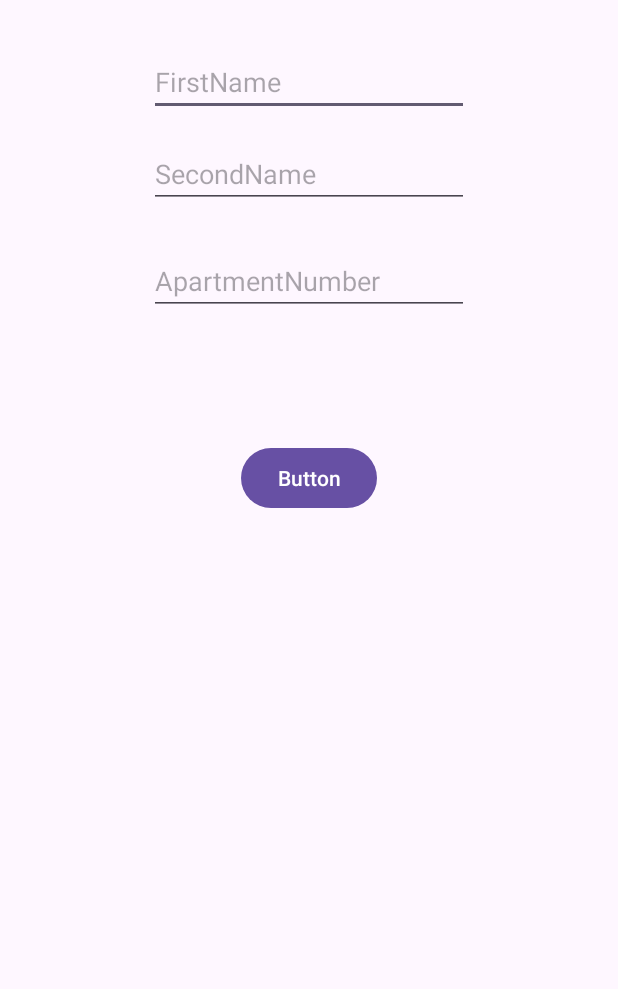
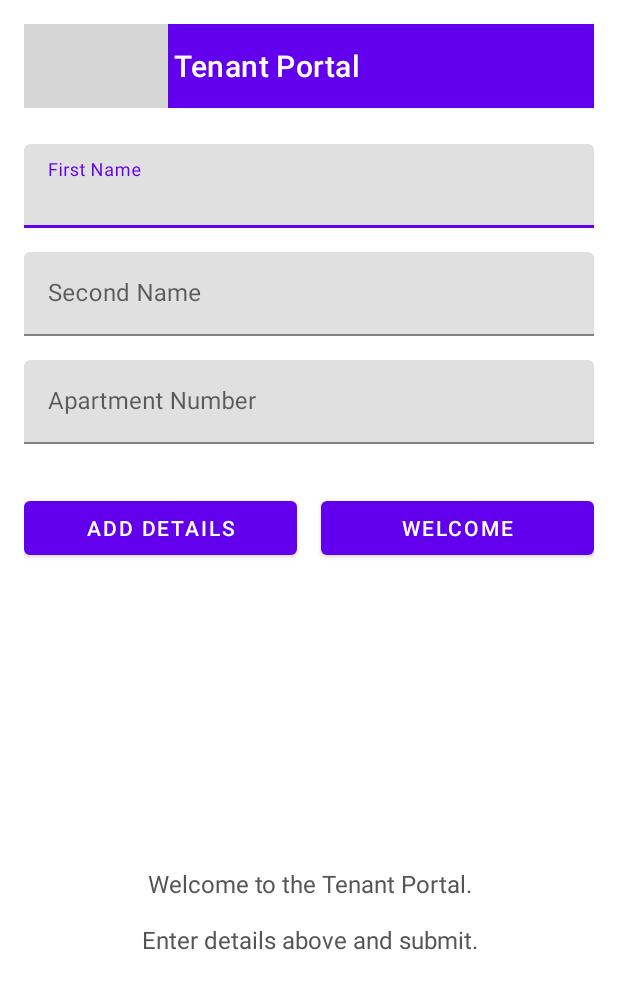
Before and after one commit to Godwill98/Lab6-ViewModel-LiveData, an Android app: the screen it shows after launch (MainActivity), on a phone screen of 412 x 824 dp. Shown: the top 989 px of the screen. Run offline under Robolectric (Android 15) with nearby library versions, the phone set to English and light mode, and no system bars; grey boxes are pictures that could not be loaded.

Commit message:
Working on DrawerLayout, Lifecycles and DataBinding.

```diff
--- a/app/build.gradle.kts
+++ b/app/build.gradle.kts
@@ -13,7 +13,6 @@ android {
         targetSdk = 36
         versionCode = 1
         versionName = "1.0"
-
         testInstrumentationRunner = "androidx.test.runner.AndroidJUnitRunner"
     }
 
@@ -40,7 +39,6 @@ android {
 }
 
 dependencies {
-
     implementation(libs.androidx.core.ktx)
     implementation(libs.androidx.appcompat)
     implementation(libs.material)
--- a/app/src/main/java/com/example/linearandconstrainlayouts/MainActivity.kt
+++ b/app/src/main/java/com/example/linearandconstrainlayouts/MainActivity.kt
@@ -2,33 +2,113 @@ package com.example.linearandconstrainlayouts
 
 import android.content.Intent
 import android.os.Bundle
+import android.util.Log
 import android.widget.Button
 import android.widget.EditText
 import android.widget.TextView
-import androidx.activity.enableEdgeToEdge
+import android.widget.Toast
 import androidx.appcompat.app.AppCompatActivity
-import androidx.core.view.ViewCompat
-import androidx.core.view.WindowInsetsCompat
+import androidx.drawerlayout.widget.DrawerLayout
+import androidx.appcompat.widget.Toolbar
+import androidx.core.view.GravityCompat
+import com.google.android.material.navigation.NavigationView
 
 class MainActivity : AppCompatActivity() {
+
+    private lateinit var drawerLayout: DrawerLayout
+
+    private val TAG = "LIFECYCLE"
+
     override fun onCreate(savedInstanceState: Bundle?) {
         super.onCreate(savedInstanceState)
-        enableEdgeToEdge()
         setContentView(R.layout.activity_main)
 
-        val textFirstNameInput = findViewById<TextView>(R.id.editTextText2)
-        val textSecondNameInput = findViewById<TextView>(R.id.editTextText3)
-        val TextViewOutput = findViewById<TextView>(R.id.textView8)
-        val ClickButton = findViewById<Button>(R.id.button9)
-        val ApartmentNo = findViewById<TextView>(R.id.ApartmentNumber)
+        // Drawer and Toolbar setup
+        drawerLayout = findViewById(R.id.drawer_layout)
+        val toolbar: Toolbar = findViewById(R.id.toolbar)
+        val navView: NavigationView = findViewById(R.id.nav_view)
 
-        ClickButton.setOnClickListener {
-            val FirstName = textFirstNameInput.text.toString()
-            val SecondName = textSecondNameInput.text.toString()
-            val aprtno = ApartmentNo.text.toString()
-            TextViewOutput.text = "Name: $FirstName | SecondName: $SecondName | ApartmentNumber: $aprtno"
+        setSupportActionBar(toolbar)
+
+        // When the navigation icon is clicked → open drawer
+        toolbar.setNavigationOnClickListener {
+            drawerLayout.openDrawer(GravityCompat.START)
+        }
+
+        // Handling Nav Menu Clicks
+        navView.setNavigationItemSelectedListener { menuItem ->
+            when (menuItem.itemId) {
+
+                R.id.nav_home -> {
+                    Toast.makeText(this, "Dashboard clicked", Toast.LENGTH_SHORT).show()
+                    drawerLayout.closeDrawer(GravityCompat.START)
+                    true
+
+                }
+
+                R.id.nav_settings -> {
+                    Toast.makeText(this, "Settings clicked", Toast.LENGTH_SHORT).show()
+                    drawerLayout.closeDrawer(GravityCompat.START)
+                    true
+                }
+
+                R.id.nav_logout -> {
+                    Toast.makeText(this, "Logged out", Toast.LENGTH_SHORT).show()
+                    drawerLayout.closeDrawer(GravityCompat.START)
+                    true
+                }
+
+                else -> false
+            }
         }
 
 
+        // Your existing UI logic
+        val FirstName = findViewById<EditText>(R.id.editTextFirstName)
+        val AddTenantButton =  findViewById<Button>(R.id.button9)
+        val OutputTextView = findViewById<TextView>(R.id.textView8)
+        val OpenSecondActivity = findViewById<Button>(R.id.WelcomeScreen)
+
+        AddTenantButton.setOnClickListener {
+            val FirstNameInput = FirstName.text.toString()
+            OutputTextView.text = "Name: $FirstNameInput "
+        }
+
+        OpenSecondActivity.setOnClickListener {
+            val FirstNameInput = FirstName.text.toString()
+            val intent = Intent(this, SecondActivityclass::class.java)
+            intent.putExtra("TENANT_NAME", FirstNameInput)
+            startActivity(intent)
+        }
+        Log.d(TAG, "MainActivity - onCreate")
+    }
+    override fun onStart() {
+        super.onStart()
+        Log.d(TAG, "MainActivity - onStart")
+    }
+
+    override fun onResume() {
+        super.onResume()
+        Log.d(TAG, "MainActivity - onResume")
+    }
+
+    override fun onPause() {
+        super.onPause()
+        Log.d(TAG, "MainActivity - onPause")
+    }
+
+    override fun onStop() {
+        super.onStop()
+        Log.d(TAG, "MainActivity - onStop")
+    }
+
+    override fun onRestart() {
+        super.onRestart()
+        Log.d(TAG, "MainActivity - onRestart")
+    }
+
+    override fun onDestroy() {
+        super.onDestroy()
+        Log.d(TAG, "MainActivity - onDestroy")
     }
 }
--- /dev/null
+++ b/app/src/main/res/drawable/ic_menu.xml
@@ -0,0 +1,5 @@
+<vector xmlns:android="http://schemas.android.com/apk/res/android" android:height="24dp" android:tint="#000000" android:viewportHeight="24" android:viewportWidth="24" android:width="24dp">
+
+    <path android:fillColor="@android:color/white" android:pathData="M4,15h16v-2L4,13v2zM4,19h16v-2L4,17v2zM4,11h16L20,9L4,9v2zM4,5v2h16L20,5L4,5z"/>
+
+</vector>
--- a/app/src/main/res/layout/activity_main.xml
+++ b/app/src/main/res/layout/activity_main.xml
@@ -1,71 +1,140 @@
 <?xml version="1.0" encoding="utf-8"?>
-<androidx.constraintlayout.widget.ConstraintLayout xmlns:android="http://schemas.android.com/apk/res/android"
+<androidx.drawerlayout.widget.DrawerLayout
+    xmlns:android="http://schemas.android.com/apk/res/android"
     xmlns:app="http://schemas.android.com/apk/res-auto"
     xmlns:tools="http://schemas.android.com/tools"
+    android:id="@+id/drawer_layout"
+    android:layout_width="match_parent"
+    android:layout_height="match_parent"
+    tools:context=".MainActivity">
+
+    <!-- MAIN CONTENT -->
+    <androidx.constraintlayout.widget.ConstraintLayout
         android:id="@+id/main"
         android:layout_width="match_parent"
         android:layout_height="match_parent"
-    android:orientation="vertical"
-    android:padding="16dp"
-    tools:context=".MainActivity">
+        android:padding="16dp">
 
-    <EditText
-        android:id="@+id/editTextText2"
-        android:layout_width="wrap_content"
+        <!-- Toolbar -->
+        <androidx.appcompat.widget.Toolbar
+            android:id="@+id/toolbar"
+            android:layout_width="0dp"
+            android:layout_height="?attr/actionBarSize"
+            android:background="?attr/colorPrimary"
+            android:theme="@style/ThemeOverlay.AppCompat.Dark.ActionBar"
+            app:title="Tenant Portal"
+            app:navigationIcon="@drawable/ic_tool"
+            app:layout_constraintTop_toTopOf="parent"
+            app:layout_constraintStart_toStartOf="parent"
+            app:layout_constraintEnd_toEndOf="parent" />
+
+        <!-- First Name Field -->
+        <com.google.android.material.textfield.TextInputLayout
+            android:id="@+id/firstNameLayout"
+            android:layout_width="0dp"
             android:layout_height="wrap_content"
-        android:layout_marginTop="16dp"
-        android:ems="10"
-        android:hint="FirstName"
-        android:inputType="text"
+            android:hint="First Name"
+            app:layout_constraintTop_toBottomOf="@id/toolbar"
+            app:layout_constraintStart_toStartOf="parent"
             app:layout_constraintEnd_toEndOf="parent"
+            android:layout_marginTop="24dp">
+
+            <com.google.android.material.textfield.TextInputEditText
+                android:id="@+id/editTextFirstName"
+                android:layout_width="match_parent"
+                android:layout_height="wrap_content"/>
+        </com.google.android.material.textfield.TextInputLayout>
+
+        <!-- Second Name Field -->
+        <com.google.android.material.textfield.TextInputLayout
+            android:id="@+id/secondNameLayout"
+            android:layout_width="0dp"
+            android:layout_height="wrap_content"
+            android:hint="Second Name"
+            app:layout_constraintTop_toBottomOf="@id/firstNameLayout"
             app:layout_constraintStart_toStartOf="parent"
-        app:layout_constraintTop_toTopOf="parent" />
+            app:layout_constraintEnd_toEndOf="parent"
+            android:layout_marginTop="16dp">
 
-    <EditText
+            <com.google.android.material.textfield.TextInputEditText
                 android:id="@+id/editTextText3"
-        android:layout_width="wrap_content"
+                android:layout_width="match_parent"
+                android:layout_height="wrap_content"/>
+        </com.google.android.material.textfield.TextInputLayout>
+
+        <!-- Apartment Number Field -->
+        <com.google.android.material.textfield.TextInputLayout
+            android:id="@+id/apartmentLayout"
+            android:layout_width="0dp"
             android:layout_height="wrap_content"
-        android:layout_marginTop="16dp"
-        android:ems="10"
-        android:hint="SecondName"
-        android:inputType="text"
+            android:hint="Apartment Number"
+            app:layout_constraintTop_toBottomOf="@id/secondNameLayout"
+            app:layout_constraintStart_toStartOf="parent"
             app:layout_constraintEnd_toEndOf="parent"
+            android:layout_marginTop="16dp">
+
+            <com.google.android.material.textfield.TextInputEditText
+                android:id="@+id/ApartmentNumber"
+                android:layout_width="match_parent"
+                android:layout_height="wrap_content"/>
+        </com.google.android.material.textfield.TextInputLayout>
+
+        <!-- Buttons Row -->
+        <LinearLayout
+            android:id="@+id/buttonRow"
+            android:layout_width="0dp"
+            android:layout_height="wrap_content"
+            android:orientation="horizontal"
+            app:layout_constraintTop_toBottomOf="@id/apartmentLayout"
             app:layout_constraintStart_toStartOf="parent"
-        app:layout_constraintTop_toBottomOf="@+id/editTextText2" />
+            app:layout_constraintEnd_toEndOf="parent"
+            android:gravity="center"
+            android:layout_marginTop="32dp">
 
             <Button
                 android:id="@+id/button9"
-        android:layout_width="wrap_content"
+                android:layout_width="0dp"
                 android:layout_height="wrap_content"
-        android:layout_marginTop="156dp"
-        android:text="Button"
-        app:layout_constraintEnd_toEndOf="parent"
-        app:layout_constraintStart_toStartOf="parent"
-        app:layout_constraintTop_toBottomOf="@+id/editTextText3" />
+                android:layout_weight="1"
+                android:text="Add Details"/>
 
+            <Space
+                android:layout_width="16dp"
+                android:layout_height="wrap_content"/>
+
+            <Button
+                android:id="@+id/WelcomeScreen"
+                android:layout_width="0dp"
+                android:layout_height="wrap_content"
+                android:layout_weight="1"
+                android:text="Welcome"/>
+
+        </LinearLayout>
+
+        <!-- Place Holder Info Area -->
         <TextView
             android:id="@+id/textView8"
-        android:layout_width="match_parent"
-        android:layout_height="300dp"
-        android:layout_marginTop="64dp"
+            android:layout_width="0dp"
+            android:layout_height="0dp"
+            android:text="Welcome to the Tenant Portal.\n\nEnter details above and submit."
+            android:gravity="center"
+            android:textSize="16sp"
+            android:textColor="#555"
+            app:layout_constraintTop_toBottomOf="@+id/buttonRow"
+            app:layout_constraintStart_toStartOf="parent"
             app:layout_constraintEnd_toEndOf="parent"
-        app:layout_constraintHorizontal_bias="0.0"
-        app:layout_constraintStart_toStartOf="parent"
-        app:layout_constraintTop_toBottomOf="@+id/button9" />
-
-    <EditText
-        android:id="@+id/ApartmentNumber"
-        android:layout_width="wrap_content"
-        android:layout_height="wrap_content"
-        android:ems="10"
-        android:hint="ApartmentNumber"
-        android:inputType="text"
-        app:layout_constraintBottom_toTopOf="@+id/button9"
-        app:layout_constraintEnd_toEndOf="parent"
-        app:layout_constraintHorizontal_bias="0.502"
-        app:layout_constraintStart_toStartOf="parent"
-        app:layout_constraintTop_toBottomOf="@+id/editTextText3"
-        app:layout_constraintVertical_bias="0.234" />
-
+            app:layout_constraintBottom_toBottomOf="parent"
+            android:layout_marginTop="32dp"/>
 
     </androidx.constraintlayout.widget.ConstraintLayout>
+
+    <!-- NAV DRAWER -->
+    <com.google.android.material.navigation.NavigationView
+        android:id="@+id/nav_view"
+        android:layout_width="wrap_content"
+        android:layout_height="match_parent"
+        android:layout_gravity="start"
+        app:menu="@menu/nav_menu"
+        />
+
+</androidx.drawerlayout.widget.DrawerLayout>
--- a/app/src/main/res/values/themes.xml
+++ b/app/src/main/res/values/themes.xml
@@ -1,6 +1,9 @@
 <resources xmlns:tools="http://schemas.android.com/tools">
     <!-- Base application theme. -->
-    <style name="Base.Theme.LinearandConstrainLayouts" parent="Theme.Material3.DayNight.NoActionBar">
+<!--    <style name="Base.Theme.LinearandConstrainLayouts" parent="Theme.Material3.DayNight.NoActionBar">-->
+
+    <style name="Base.Theme.LinearandConstrainLayouts" parent="Theme.MaterialComponents.DayNight.NoActionBar">
+
         <!-- Customize your light theme here. -->
         <!-- <item name="colorPrimary">@color/my_light_primary</item> -->
     </style>
```
Lines whose indentation alone changed are shown as unchanged.
